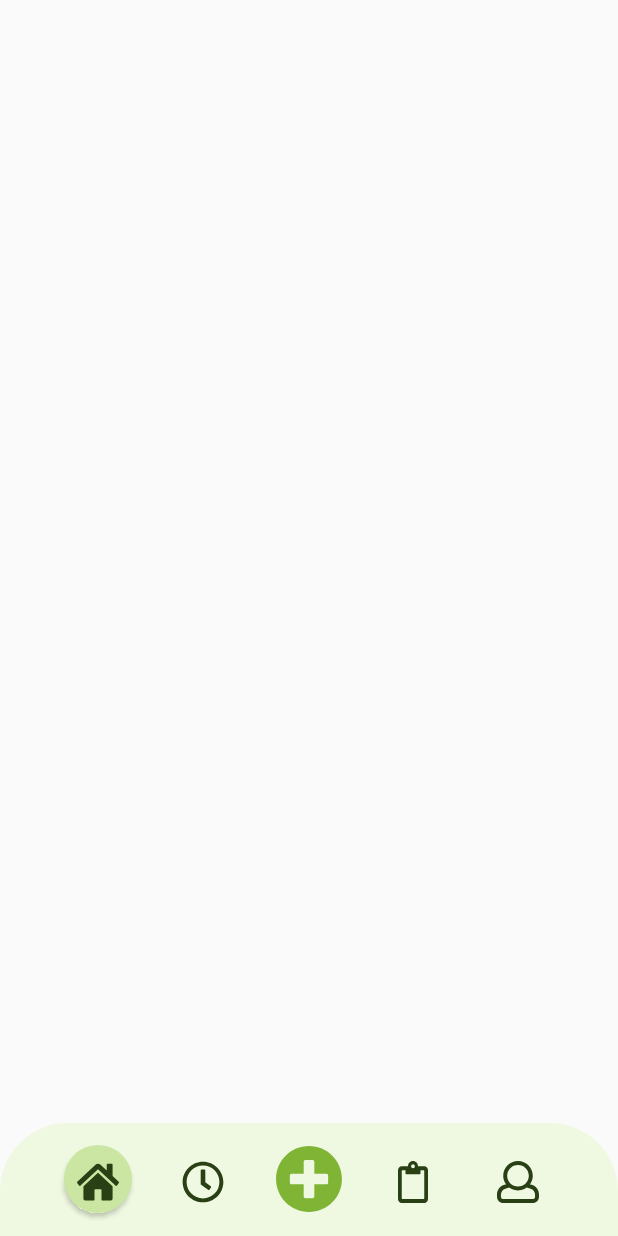
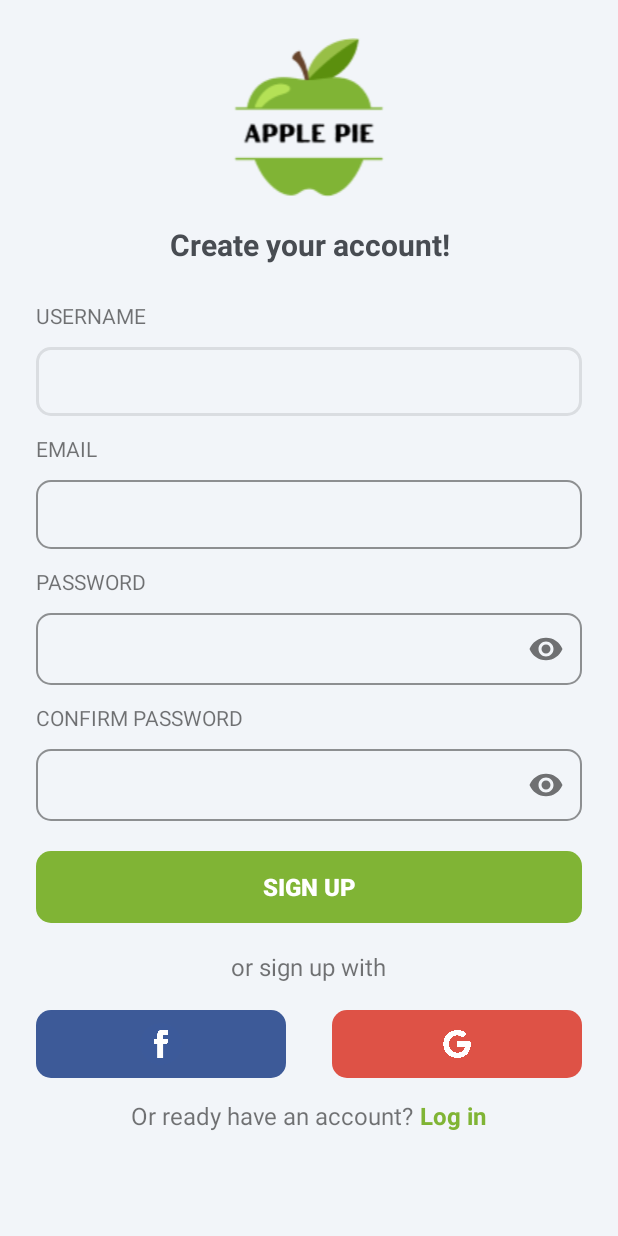
Before and after one commit to pmlinh21/Mobile-21KTPM1-Group05, an Android app built with Jetpack Compose: the screen it shows after launch (MainActivity before the commit, RegisterActivity after it), on a phone screen of 412 x 824 dp. Run offline under Robolectric (Android 15) with nearby library versions, the phone set to English and light mode, and no system bars; our stand-ins replace Firebase (no records; nobody signed in at launch, a user with empty details on screens opened directly).

Commit message:
Add activity register

```diff
--- a/ApplePie/app/build.gradle.kts
+++ b/ApplePie/app/build.gradle.kts
@@ -64,6 +64,7 @@ dependencies {
     implementation("androidx.appcompat:appcompat:1.6.1")
     implementation("androidx.constraintlayout:constraintlayout:2.1.4")
     implementation("com.google.firebase:firebase-database-ktx:20.3.1")
+    implementation("com.google.android.material:material:1.11.0")
     testImplementation("junit:junit:4.13.2")
     androidTestImplementation("androidx.test.ext:junit:1.1.5")
     androidTestImplementation("androidx.test.espresso:espresso-core:3.5.1")
--- a/ApplePie/app/src/main/AndroidManifest.xml
+++ b/ApplePie/app/src/main/AndroidManifest.xml
@@ -13,6 +13,12 @@
         android:theme="@style/Theme.ApplePie"
         tools:targetApi="31">
         <activity
+            android:name=".RegisterActivity"
+            android:exported="true"
+            android:parentActivityName=".MainActivity"
+            android:theme="@style/Theme.AppCompat.Light">
+        </activity>
+        <activity
             android:name=".MainActivity"
             android:exported="true"
             android:label="@string/app_name"
--- a/ApplePie/app/src/main/java/com/example/applepie/MainActivity.kt
+++ b/ApplePie/app/src/main/java/com/example/applepie/MainActivity.kt
@@ -1,6 +1,7 @@
 package com.example.applepie
 
 import android.annotation.SuppressLint
+import android.content.Intent
 import android.content.res.Configuration
 import android.graphics.Color
 import android.graphics.PorterDuff
@@ -22,6 +23,10 @@ import kotlin.properties.Delegates
 class MainActivity : AppCompatActivity() {
     override fun onCreate(savedInstanceState: Bundle?) {
         super.onCreate(savedInstanceState)
+
+        val registerActivity = Intent(this, RegisterActivity::class.java)
+        startActivity(registerActivity)
+
         setContentView(R.layout.activity_main)
 
         setLanguage()
--- /dev/null
+++ b/ApplePie/app/src/main/java/com/example/applepie/RegisterActivity.kt
@@ -0,0 +1,11 @@
+package com.example.applepie
+
+import android.os.Bundle
+import androidx.activity.ComponentActivity
+
+class RegisterActivity : ComponentActivity() {
+    override fun onCreate(savedInstanceState: Bundle?) {
+        super.onCreate(savedInstanceState)
+        setContentView(R.layout.activity_register)
+    }
+}
--- /dev/null
+++ b/ApplePie/app/src/main/res/drawable/border_layout.xml
@@ -0,0 +1,16 @@
+<?xml version="1.0" encoding="utf-8"?>
+<selector xmlns:android="http://schemas.android.com/apk/res/android">
+    <item android:state_focused="true">
+        <shape android:shape="rectangle">
+            <corners android:radius="10dp"/>
+
+            <stroke android:width="1.5dp" android:color="@color/light_grey"/>
+        </shape>
+    </item>
+    <item>
+        <shape android:shape="rectangle">
+            <corners android:radius="10dp"/>
+            <stroke android:width="1.5dp" android:color="@color/light_grey"/>
+        </shape>
+    </item>
+</selector>
--- /dev/null
+++ b/ApplePie/app/src/main/res/drawable/roundstyle.xml
@@ -0,0 +1,4 @@
+<?xml version="1.0" encoding="utf-8"?>
+<shape xmlns:android="http://schemas.android.com/apk/res/android">
+    <corners android:radius="10dp"/>
+</shape>
--- /dev/null
+++ b/ApplePie/app/src/main/res/layout/activity_register.xml
@@ -0,0 +1,262 @@
+<?xml version="1.0" encoding="utf-8"?>
+<LinearLayout xmlns:android="http://schemas.android.com/apk/res/android"
+    xmlns:app="http://schemas.android.com/apk/res-auto"
+    xmlns:tools="http://schemas.android.com/tools"
+    android:background="@color/backgroundColor"
+    android:layout_width="match_parent"
+    android:layout_height="match_parent"
+    tools:context=".RegisterActivity"
+    android:orientation="vertical">
+
+    <com.google.android.material.imageview.ShapeableImageView
+        android:id="@+id/logo"
+        android:layout_width="match_parent"
+        android:layout_height="106dp"
+        android:layout_marginTop="25dp"
+        app:srcCompat="@drawable/logo_applepie"/>
+
+    <TextView
+        android:id="@+id/titleRegister"
+        android:layout_width="match_parent"
+        android:layout_height="wrap_content"
+        android:layout_marginTop="18dp"
+        android:gravity="center"
+        android:text="Create your account!"
+        android:textStyle="bold"
+        android:textSize="20dp"
+        android:textColor="@color/black"/>
+
+    <com.google.android.material.card.MaterialCardView
+        android:theme="@style/Theme.MaterialComponents.Light"
+
+        android:layout_width="match_parent"
+        android:layout_height="wrap_content"
+        android:layout_margin="12dp"
+        app:cardCornerRadius="0dp"
+        app:cardBackgroundColor="@android:color/transparent"
+        app:cardElevation="0dp"
+        app:strokeWidth="0dp">
+
+        <LinearLayout
+            android:layout_margin="12dp"
+            android:layout_width="match_parent"
+            android:layout_height="wrap_content"
+            android:orientation="vertical">
+
+            <TextView
+                android:layout_width="match_parent"
+                android:layout_height="wrap_content"
+                android:text="USERNAME" />
+
+            <com.google.android.material.textfield.TextInputLayout
+                android:id="@+id/usernameLayout"
+                style="@style/Widget.MaterialComponents.TextInputLayout.OutlinedBox"
+                app:boxStrokeColor="@color/light_grey"
+                app:boxStrokeWidth="1dp"
+                app:boxCornerRadiusBottomEnd="10dp"
+                app:boxCornerRadiusBottomStart="10dp"
+                app:boxCornerRadiusTopEnd="10dp"
+                app:boxCornerRadiusTopStart="10dp"
+                android:layout_width="match_parent"
+                android:layout_height="wrap_content"
+                android:layout_marginTop="6dp">
+
+                <com.google.android.material.textfield.TextInputEditText
+                    android:id="@+id/usernameInput"
+                    android:background="@null"
+                    android:layout_width="match_parent"
+                    android:layout_height="wrap_content"
+                    android:inputType="text"
+                    android:textColor="@color/grey"
+                    android:paddingHorizontal="8dp"
+                    android:paddingVertical="12dp" />
+
+            </com.google.android.material.textfield.TextInputLayout>
+
+            <TextView
+                android:layout_width="match_parent"
+                android:layout_height="wrap_content"
+                android:layout_marginTop="12dp"
+                android:text="EMAIL" />
+
+            <com.google.android.material.textfield.TextInputLayout
+                android:id="@+id/emailLayout"
+                style="@style/Widget.MaterialComponents.TextInputLayout.OutlinedBox"
+                app:boxStrokeColor="@color/light_grey"
+                app:boxStrokeWidth="1dp"
+                app:boxCornerRadiusBottomEnd="10dp"
+                app:boxCornerRadiusBottomStart="10dp"
+                app:boxCornerRadiusTopEnd="10dp"
+                app:boxCornerRadiusTopStart="10dp"
+                android:layout_width="match_parent"
+                android:layout_height="wrap_content"
+                android:layout_marginTop="6dp">
+
+                <com.google.android.material.textfield.TextInputEditText
+                    android:id="@+id/emailInput"
+                    android:layout_width="match_parent"
+                    android:layout_height="wrap_content"
+                    android:background="@null"
+                    android:inputType="textEmailAddress"
+                    android:textColor="@color/grey"
+                    android:paddingHorizontal="8dp"
+                    android:paddingVertical="12dp" />
+
+            </com.google.android.material.textfield.TextInputLayout>
+
+            <TextView
+                android:layout_width="match_parent"
+                android:layout_height="wrap_content"
+                android:layout_marginTop="12dp"
+                android:text="PASSWORD" />
+
+            <com.google.android.material.textfield.TextInputLayout
+                android:id="@+id/passwordLayout"
+                style="@style/Widget.MaterialComponents.TextInputLayout.OutlinedBox"
+                app:boxStrokeColor="@color/light_grey"
+                app:boxStrokeWidth="1dp"
+                app:boxCornerRadiusBottomEnd="10dp"
+                app:boxCornerRadiusBottomStart="10dp"
+                app:boxCornerRadiusTopEnd="10dp"
+                app:boxCornerRadiusTopStart="10dp"
+                android:layout_width="match_parent"
+                android:layout_height="wrap_content"
+                android:layout_marginTop="6dp"
+                app:passwordToggleEnabled="true"
+                app:counterMaxLength="16">
+
+                <com.google.android.material.textfield.TextInputEditText
+                    android:layout_width="match_parent"
+                    android:layout_height="wrap_content"
+                    android:background="@null"
+                    android:inputType="textPassword"
+                    android:textColor="@color/grey"
+                    android:fontFamily="sans-serif"
+                    android:maxLength="16"
+                    android:paddingHorizontal="8dp"
+                    android:paddingVertical="12dp" />
+
+            </com.google.android.material.textfield.TextInputLayout>
+
+            <TextView
+                android:layout_width="match_parent"
+                android:layout_height="wrap_content"
+                android:layout_marginTop="12dp"
+                android:text="CONFIRM PASSWORD" />
+
+            <com.google.android.material.textfield.TextInputLayout
+                android:id="@+id/conPasswordLayout"
+                style="@style/Widget.MaterialComponents.TextInputLayout.OutlinedBox"
+                app:boxStrokeColor="@color/light_grey"
+                app:boxStrokeWidth="1dp"
+                app:boxCornerRadiusBottomEnd="10dp"
+                app:boxCornerRadiusBottomStart="10dp"
+                app:boxCornerRadiusTopEnd="10dp"
+                app:boxCornerRadiusTopStart="10dp"
+                android:layout_width="match_parent"
+                android:layout_height="wrap_content"
+                android:layout_marginTop="6dp"
+                app:passwordToggleEnabled="true"
+                app:counterMaxLength="16">
+
+                <com.google.android.material.textfield.TextInputEditText
+                    android:layout_width="match_parent"
+                    android:layout_height="wrap_content"
+                    android:background="@null"
+                    android:inputType="textPassword"
+                    android:textColor="@color/grey"
+                    android:fontFamily="sans-serif"
+                    android:maxLength="16"
+                    android:paddingHorizontal="8dp"
+                    android:paddingVertical="12dp" />
+
+            </com.google.android.material.textfield.TextInputLayout>
+
+            <com.google.android.material.button.MaterialButton
+                style="@style/Widget.MaterialComponents.Button"
+                android:background="@drawable/roundstyle"
+                android:layout_width="match_parent"
+                android:layout_height="wrap_content"
+                android:layout_marginTop="20dp"
+                app:backgroundTint="@color/green"
+                android:insetTop="0dp"
+                android:insetBottom="0dp"
+                android:text="SIGN UP"
+                android:letterSpacing="0"
+                android:textColor="@color/white"
+                android:textSize="16dp"
+                android:textStyle="bold"/>
+
+            <com.google.android.material.textview.MaterialTextView
+                android:layout_width="wrap_content"
+                android:layout_height="wrap_content"
+                android:layout_gravity="center"
+                android:layout_marginTop="18dp"
+                android:textSize="16dp"
+                android:text="or sign up with"/>
+
+            <LinearLayout
+                android:layout_width="match_parent"
+                android:layout_height="wrap_content"
+                android:layout_weight="2"
+                android:orientation="horizontal"
+                android:layout_marginTop="18dp">
+
+
+                <ImageButton
+                    style="@style/Widget.MaterialComponents.Button"
+                    android:background="@drawable/roundstyle"
+                    android:backgroundTint="#3D5A98"
+                    android:src="@drawable/logo_facebook"
+                    android:layout_width="match_parent"
+                    android:layout_height="45dp"
+                    android:scaleType="fitCenter"
+                    android:layout_weight="1"
+                    android:layout_marginEnd="15dp">
+
+                </ImageButton>
+
+                <ImageButton
+                    style="@style/Widget.MaterialComponents.Button"
+                    android:background="@drawable/roundstyle"
+                    android:backgroundTint="#DE5246"
+                    android:src="@drawable/logo_google"
+                    android:layout_width="match_parent"
+                    android:layout_height="45dp"
+                    android:scaleType="fitCenter"
+                    android:padding="13dp"
+                    android:layout_weight="1"
+                    android:layout_marginStart="15dp">
+
+                </ImageButton>
+
+            </LinearLayout>
+
+            <LinearLayout
+                android:layout_width="match_parent"
+                android:layout_height="wrap_content"
+                android:gravity="center"
+                android:orientation="horizontal"
+                android:layout_marginTop="14dp">
+
+                <com.google.android.material.textview.MaterialTextView
+                    android:layout_width="wrap_content"
+                    android:layout_height="wrap_content"
+                    android:textSize="16dp"
+                    android:text="Or ready have an account?"/>
+
+                <com.google.android.material.textview.MaterialTextView
+                    android:layout_width="wrap_content"
+                    android:layout_height="wrap_content"
+                    android:text=" Log in"
+                    android:textSize="16dp"
+                    android:textStyle="bold"
+                    android:textColor="@color/green"/>
+
+            </LinearLayout>
+
+        </LinearLayout>
+
+    </com.google.android.material.card.MaterialCardView>
+
+</LinearLayout>
--- a/ApplePie/app/src/main/res/values/colors.xml
+++ b/ApplePie/app/src/main/res/values/colors.xml
@@ -9,5 +9,6 @@
     <color name="light_grey">#DADDE1</color>
     <color name="grey">#949494</color>
     <color name="white">#FFFFFFFF</color>
+    <color name="backgroundColor">#F2F5F9</color>
 
 </resources>
```
Also changed, not shown: ApplePie/app/src/main/res/drawable/logo_applepie.png (added), ApplePie/app/src/main/res/drawable/logo_facebook.png (added), ApplePie/app/src/main/res/drawable/logo_google.png (added), 1 other file.
